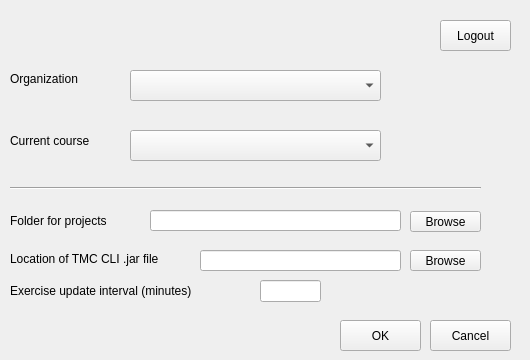
The window that src/ui/settings.ui (TestMyQt/Qt-CreatorTMC) describes before a commit, drawn with Qt 5.
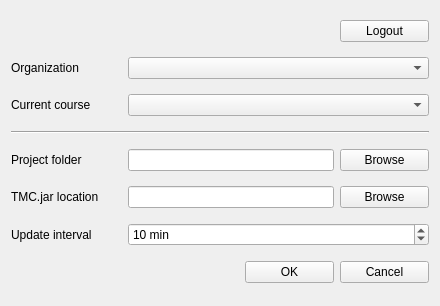
The same window after the commit.

Commit message: Update UI and add logged in as text

Diff of the .ui file:
```diff
--- a/src/ui/settings.ui
+++ b/src/ui/settings.ui
@@ -6,228 +6,161 @@
    <rect>
     <x>0</x>
     <y>0</y>
-    <width>530</width>
-    <height>360</height>
+    <width>440</width>
+    <height>306</height>
    </rect>
   </property>
   <property name="windowTitle">
    <string>Settings</string>
   </property>
-  <widget class="QComboBox" name="courseComboBox">
-   <property name="enabled">
-    <bool>true</bool>
-   </property>
-   <property name="geometry">
-    <rect>
-     <x>130</x>
-     <y>130</y>
-     <width>251</width>
-     <height>31</height>
-    </rect>
-   </property>
-  </widget>
+  <property name="autoFillBackground">
+   <bool>false</bool>
+  </property>
+  <property name="styleSheet">
+   <string notr="true"/>
+  </property>
+  <layout class="QGridLayout" name="gridLayout">
+   <item row="0" column="1" colspan="2">
+    <widget class="QLabel" name="userLoggedInLabel">
+     <property name="text">
+      <string/>
+     </property>
+    </widget>
+   </item>
+   <item row="0" column="3">
+    <widget class="QPushButton" name="logoutButton">
+     <property name="text">
+      <string>Logout</string>
+     </property>
+    </widget>
+   </item>
+   <item row="1" column="0">
+    <widget class="QLabel" name="orgLabel">
+     <property name="text">
+      <string>Organization</string>
+     </property>
+     <property name="buddy">
+      <cstring>orgComboBox</cstring>
+     </property>
+    </widget>
+   </item>
+   <item row="1" column="1" colspan="3">
+    <widget class="QComboBox" name="orgComboBox"/>
+   </item>
+   <item row="2" column="0">
   <widget class="QLabel" name="currentCourseLabel">
-   <property name="geometry">
-    <rect>
-     <x>10</x>
-     <y>130</y>
-     <width>111</width>
-     <height>21</height>
-    </rect>
-   </property>
    <property name="text">
     <string>Current course</string>
    </property>
-  </widget>
+     <property name="buddy">
+      <cstring>courseComboBox</cstring>
+     </property>
+    </widget>
+   </item>
+   <item row="2" column="1" colspan="3">
+    <widget class="QComboBox" name="courseComboBox">
+     <property name="enabled">
+      <bool>true</bool>
+     </property>
+    </widget>
+   </item>
+   <item row="3" column="0" colspan="4">
   <widget class="Line" name="firstline">
-   <property name="geometry">
-    <rect>
-     <x>10</x>
-     <y>180</y>
-     <width>471</width>
-     <height>16</height>
-    </rect>
-   </property>
    <property name="orientation">
     <enum>Qt::Horizontal</enum>
    </property>
   </widget>
+   </item>
+   <item row="4" column="0">
   <widget class="QLabel" name="workingDirLabel">
-   <property name="geometry">
-    <rect>
-     <x>10</x>
-     <y>210</y>
-     <width>131</width>
-     <height>21</height>
-    </rect>
-   </property>
    <property name="text">
-    <string>Folder for projects</string>
-   </property>
-  </widget>
+      <string>Project folder</string>
+     </property>
+    </widget>
+   </item>
+   <item row="4" column="1" colspan="2">
   <widget class="QLineEdit" name="workingDir">
-   <property name="geometry">
-    <rect>
-     <x>150</x>
-     <y>210</y>
-     <width>251</width>
-     <height>21</height>
-    </rect>
-   </property>
    <property name="readOnly">
     <bool>true</bool>
    </property>
   </widget>
+   </item>
+   <item row="4" column="3">
   <widget class="QPushButton" name="browseButton">
-   <property name="geometry">
-    <rect>
-     <x>410</x>
-     <y>211</y>
-     <width>71</width>
-     <height>21</height>
-    </rect>
-   </property>
+     <property name="text">
+      <string>Browse</string>
+     </property>
+    </widget>
+   </item>
+   <item row="5" column="0">
+    <widget class="QLabel" name="chooseCliLabel">
    <property name="text">
+      <string>TMC.jar location</string>
+     </property>
+    </widget>
+   </item>
+   <item row="5" column="1" colspan="2">
+    <widget class="QLineEdit" name="cliLocation">
+     <property name="readOnly">
+      <bool>true</bool>
+     </property>
+    </widget>
+   </item>
+   <item row="5" column="3">
+    <widget class="QPushButton" name="cliBrowseButton">
+     <property name="text">
     <string>Browse</string>
    </property>
   </widget>
+   </item>
+   <item row="6" column="0">
+    <widget class="QLabel" name="updateIntervalLabel">
+     <property name="text">
+      <string>Update interval</string>
+     </property>
+    </widget>
+   </item>
+   <item row="6" column="1" colspan="3">
+    <widget class="QSpinBox" name="updateInterval">
+     <property name="suffix">
+      <string> min</string>
+     </property>
+     <property name="maximum">
+      <number>1440</number>
+     </property>
+     <property name="value">
+      <number>10</number>
+     </property>
+    </widget>
+   </item>
+   <item row="7" column="0" colspan="2">
+    <spacer name="horizontalSpacer">
+     <property name="orientation">
+      <enum>Qt::Horizontal</enum>
+     </property>
+     <property name="sizeHint" stdset="0">
+      <size>
+       <width>228</width>
+       <height>20</height>
+      </size>
+     </property>
+    </spacer>
+   </item>
+   <item row="7" column="2">
   <widget class="QPushButton" name="okButton">
-   <property name="geometry">
-    <rect>
-     <x>340</x>
-     <y>320</y>
-     <width>81</width>
-     <height>31</height>
-    </rect>
-   </property>
    <property name="text">
     <string>OK</string>
    </property>
   </widget>
+   </item>
+   <item row="7" column="3">
   <widget class="QPushButton" name="cancelButton">
-   <property name="geometry">
-    <rect>
-     <x>430</x>
-     <y>320</y>
-     <width>81</width>
-     <height>31</height>
-    </rect>
-   </property>
    <property name="text">
     <string>Cancel</string>
    </property>
   </widget>
-  <widget class="QLabel" name="orgLabel">
-   <property name="geometry">
-    <rect>
-     <x>10</x>
-     <y>70</y>
-     <width>91</width>
-     <height>17</height>
-    </rect>
-   </property>
-   <property name="text">
-    <string>Organization</string>
-   </property>
-  </widget>
-  <widget class="QComboBox" name="orgComboBox">
-   <property name="geometry">
-    <rect>
-     <x>130</x>
-     <y>70</y>
-     <width>251</width>
-     <height>31</height>
-    </rect>
-   </property>
-  </widget>
-  <widget class="QPushButton" name="logoutButton">
-   <property name="geometry">
-    <rect>
-     <x>440</x>
-     <y>20</y>
-     <width>71</width>
-     <height>31</height>
-    </rect>
-   </property>
-   <property name="text">
-    <string>Logout</string>
-   </property>
-  </widget>
-  <widget class="QLabel" name="userLoggedInLabel">
-   <property name="geometry">
-    <rect>
-     <x>190</x>
-     <y>20</y>
-     <width>231</width>
-     <height>20</height>
-    </rect>
-   </property>
-   <property name="text">
-    <string/>
-   </property>
-  </widget>
-  <widget class="QLineEdit" name="updateInterval">
-   <property name="geometry">
-    <rect>
-     <x>260</x>
-     <y>280</y>
-     <width>61</width>
-     <height>22</height>
-    </rect>
-   </property>
-  </widget>
-  <widget class="QLabel" name="updateIntervalLabel">
-   <property name="geometry">
-    <rect>
-     <x>10</x>
-     <y>280</y>
-     <width>241</width>
-     <height>21</height>
-    </rect>
-   </property>
-   <property name="text">
-    <string>Exercise update interval (minutes)</string>
-   </property>
-  </widget>
-  <widget class="QLabel" name="chooseCliLabel">
-   <property name="geometry">
-    <rect>
-     <x>10</x>
-     <y>250</y>
-     <width>191</width>
-     <height>17</height>
-    </rect>
-   </property>
-   <property name="text">
-    <string>Location of TMC CLI .jar file</string>
-   </property>
-  </widget>
-  <widget class="QLineEdit" name="cliLocation">
-   <property name="geometry">
-    <rect>
-     <x>200</x>
-     <y>250</y>
-     <width>201</width>
-     <height>21</height>
-    </rect>
-   </property>
-   <property name="readOnly">
-    <bool>true</bool>
-   </property>
-  </widget>
-  <widget class="QPushButton" name="cliBrowseButton">
-   <property name="geometry">
-    <rect>
-     <x>410</x>
-     <y>250</y>
-     <width>71</width>
-     <height>21</height>
-    </rect>
-   </property>
-   <property name="text">
-    <string>Browse</string>
-   </property>
-  </widget>
+   </item>
+  </layout>
  </widget>
  <resources/>
  <connections/>
```
Lines whose indentation alone changed are shown as unchanged. The commit also changes 4 other files.
